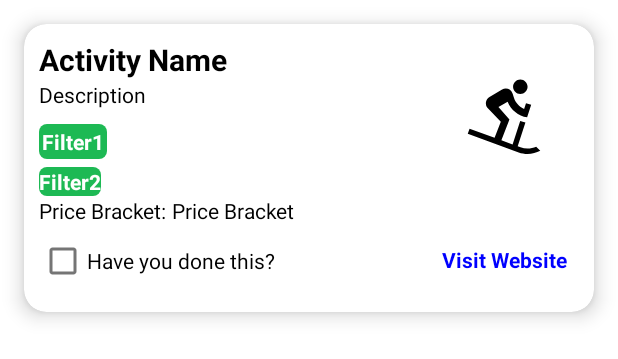
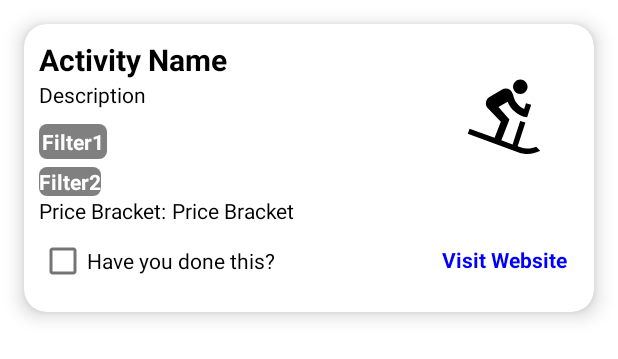
Before and after one commit to JamieLloyd01/MastersProject, an Android app: the layout item_view.xml on its own in the app's theme, with its tools: preview values and no code run, on a phone screen of 412 x 824 dp. Shown: the top 359 px of the screen. Run offline under Robolectric (Android 15) with nearby library versions, the phone set to English and light mode, and no system bars.

Commit message:
changed recycler GUI

```diff
--- a/app/src/main/res/drawable/rounded_background.xml
+++ b/app/src/main/res/drawable/rounded_background.xml
@@ -1,5 +1,5 @@
 <?xml version="1.0" encoding="utf-8"?>
 <shape xmlns:android="http://schemas.android.com/apk/res/android">
-    <solid android:color="#1DB954" /> <!-- Fill color (in this case, red) -->
+    <solid android:color="#808080" /> <!-- Fill color (in this case, red) -->
     <corners android:radius="5dp" /> <!-- Corner radius in dp -->
 </shape>
```
